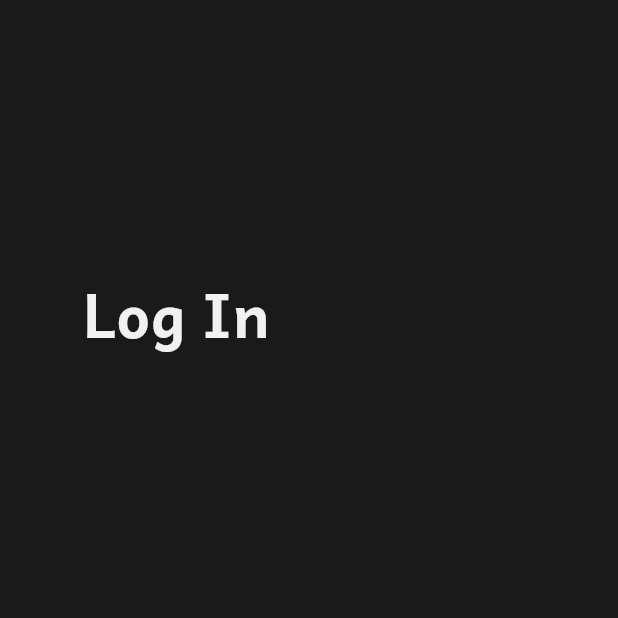
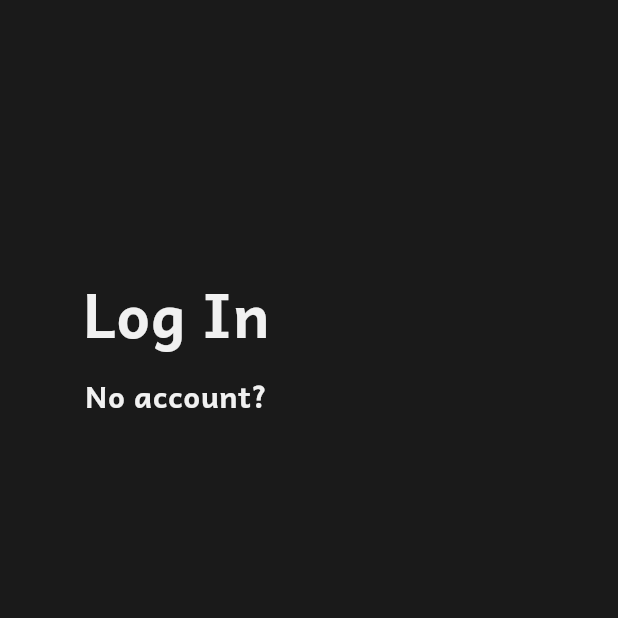
Before and after one commit to seungminhan2631/msdl, a Flutter app: the screen it shows after launch, on a phone screen of 412 x 824 dp, the top half of it. Run offline on Flutter 3.47's test engine with Material 3 defaults, Android fonts, the phone set to English and light mode, and no system bars.

Commit message:
update
toptitle에 오빠찌찌 추가

```diff
--- a/lib/commons/widgets/toptitle.dart
+++ b/lib/commons/widgets/toptitle.dart
@@ -5,6 +5,7 @@ class TopTitle extends StatelessWidget {
   final String title;
   final double? fontSize;
   final FontWeight? fontWeight;
+  final double? opacity; // 🔹 추가: 사용자가 투명도 설정 가능
   final TextStyle? headlineLarge = msdlTheme.primaryTextTheme.headlineLarge;
 
   TopTitle({
@@ -12,6 +13,7 @@ class TopTitle extends StatelessWidget {
     required this.title,
     this.fontSize,
     this.fontWeight,
+    this.opacity, // 🔹 사용자가 직접 설정할 수 있음
   });
 
   @override
@@ -19,9 +21,10 @@ class TopTitle extends StatelessWidget {
     return Text(
       title,
       style: headlineLarge?.copyWith(
-        fontSize: fontSize ??
-            40, //font사이즈가 null, 즉 지정해주지 않는다면 기본 값40, else : fontSize==fontSize
-        fontWeight: fontWeight ?? FontWeight.w700, //위와 같은 로직
+        //??로직은 짧게말하면, C= A??B 를 예를들면, C값=  초기값은 B, A로 설정한다면 C값은 A
+        fontSize: fontSize ?? 40,
+        fontWeight: fontWeight ?? FontWeight.bold,
+        color: headlineLarge?.color?.withOpacity(opacity ?? 1.0),
       ),
     );
   }
--- a/lib/features/screens/authentication/login_Screen.dart
+++ b/lib/features/screens/authentication/login_Screen.dart
@@ -1,5 +1,6 @@
 import 'package:flutter/material.dart';
 import 'package:msdl/commons/widgets/toptitle.dart';
+import 'package:msdl/constants/gaps.dart';
 import 'package:msdl/msdl_theme.dart';
 
 class login_Screen extends StatelessWidget {
@@ -19,6 +20,12 @@ class login_Screen extends StatelessWidget {
               fontSize: 40,
               fontWeight: FontWeight.w700,
             ),
+            Gaps.v12,
+            TopTitle(
+              title: "No account?",
+              fontSize: 20,
+              fontWeight: FontWeight.w700,
+            ),
           ],
         ),
       ),
```
